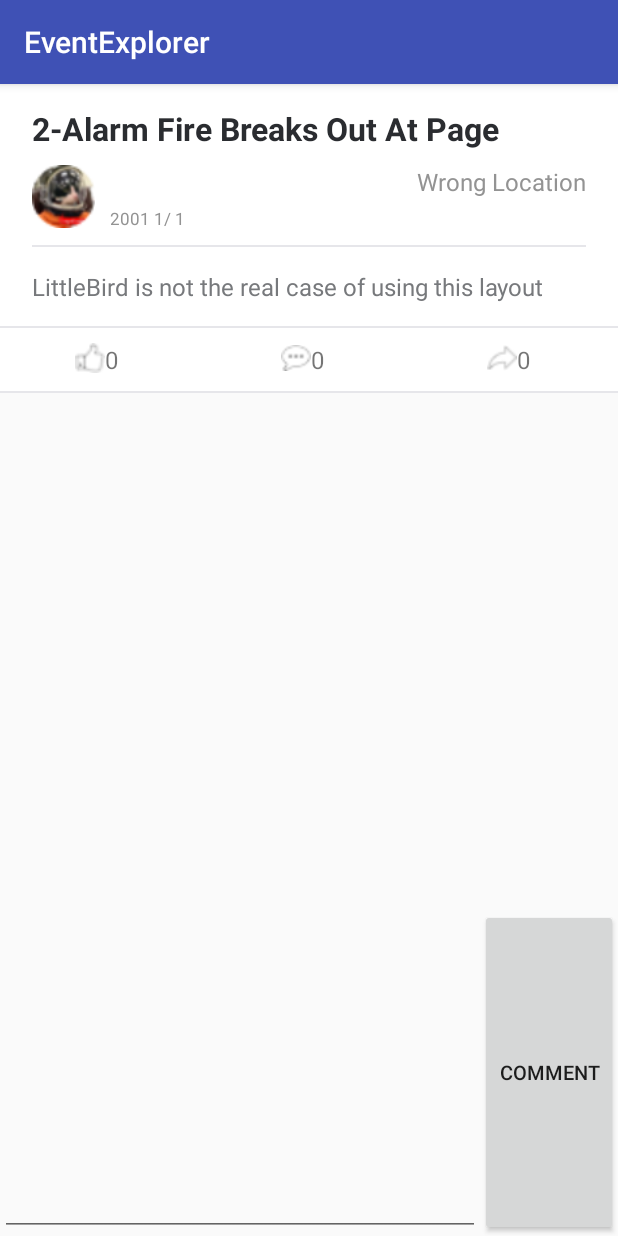
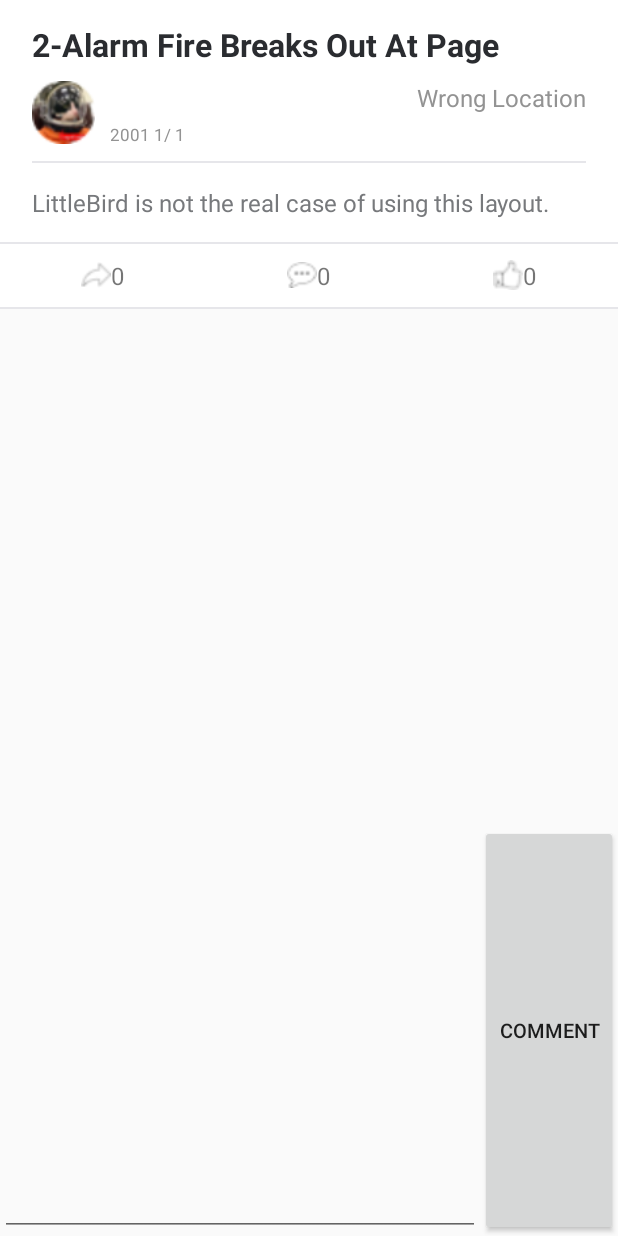
Before and after one commit to ylius/event, an Android app: the CommentActivity screen opened directly, with no data from a screen before it, on a phone screen of 412 x 824 dp. Run offline under Robolectric (Android 15) with nearby library versions, the phone set to English and light mode, and no system bars; our stand-ins replace Firebase (no records; nobody signed in at launch, a user with empty details on screens opened directly); 9 statements that could not run were skipped.

Commit message:
Some UI changes

```diff
--- a/app/src/main/AndroidManifest.xml
+++ b/app/src/main/AndroidManifest.xml
@@ -12,7 +12,7 @@
         android:icon="@mipmap/ic_launcher"
         android:label="@string/app_name"
         android:supportsRtl="true"
-        android:theme="@style/AppTheme">
+        android:theme="@style/Theme.AppCompat.Light.NoActionBar">
         <activity android:name=".MainActivity">
             <intent-filter>
                 <action android:name="android.intent.action.MAIN" />
--- a/app/src/main/res/layout/activity_event.xml
+++ b/app/src/main/res/layout/activity_event.xml
@@ -12,8 +12,8 @@
         android:layout_width="match_parent"
         android:layout_height="wrap_content"
         android:layout_alignParentTop="true"
-        android:layout_marginBottom="20dp"
-        android:background="@color/colorPrimary"
+        android:textColor="@android:color/white"
+        android:background="#38A1F3"
         android:textSize="18sp" />
 
     <FrameLayout
--- a/app/src/main/res/layout/comment_main.xml
+++ b/app/src/main/res/layout/comment_main.xml
@@ -30,7 +30,6 @@
         <LinearLayout
             android:layout_width="match_parent"
             android:layout_height="wrap_content"
-            android:orientation="horizontal"
             android:paddingBottom="10dp"
             android:paddingTop="10dp">
 
@@ -94,7 +93,7 @@
             android:fontFamily="Roboto"
             android:paddingBottom="15dp"
             android:paddingTop="15dp"
-            android:text="LittleBird is not the real case of using this layout"
+            android:text="LittleBird is not the real case of using this layout."
             android:textColor="#77797C"
             android:textSize="16sp" />
 
@@ -115,60 +114,13 @@
         android:layout_width="match_parent"
         android:layout_height="wrap_content"
         android:layout_marginBottom="10dp"
-        android:layout_marginTop="10dp"
-        android:orientation="horizontal"
-        android:weightSum="3">
+        android:layout_marginTop="10dp">
 
         <LinearLayout
             android:layout_width="0dp"
             android:layout_height="wrap_content"
             android:layout_weight="1"
-            android:orientation="horizontal"
-            android:paddingLeft="50dp">
-
-            <ImageView
-                android:id="@+id/comment_main_like_img"
-                android:layout_width="20dp"
-                android:layout_height="20dp"
-                android:src="@drawable/like" />
-
-            <TextView
-                android:id="@+id/comment_main_like_num"
-                android:layout_width="wrap_content"
-                android:layout_height="wrap_content"
-                android:layout_weight="3"
-                android:text="0"
-                android:textSize="16sp" />
-        </LinearLayout>
-
-        <LinearLayout
-            android:layout_width="0dp"
-            android:layout_height="wrap_content"
-            android:layout_weight="1"
-            android:orientation="horizontal"
-            android:paddingLeft="50dp">
-
-            <ImageView
-                android:id="@+id/comment_main_comment_img"
-                android:layout_width="20dp"
-                android:layout_height="20dp"
-                android:src="@drawable/comments" />
-
-            <TextView
-                android:id="@+id/comment_main_comment_num"
-                android:layout_width="wrap_content"
-                android:layout_height="wrap_content"
-                android:layout_weight="2"
-                android:text="0"
-                android:textSize="16sp" />
-        </LinearLayout>
-
-        <LinearLayout
-            android:layout_width="0dp"
-            android:layout_height="wrap_content"
-            android:layout_weight="1"
-            android:orientation="horizontal"
-            android:paddingLeft="50dp">
+            android:gravity="center">
 
             <ImageView
                 android:id="@+id/comment_main_repost_img"
@@ -183,6 +135,47 @@
                 android:text="0"
                 android:textSize="16sp" />
         </LinearLayout>
+
+        <LinearLayout
+            android:layout_width="0dp"
+            android:layout_height="wrap_content"
+            android:layout_weight="1"
+            android:gravity="center">
+
+            <ImageView
+                android:id="@+id/comment_main_comment_img"
+                android:layout_width="20dp"
+                android:layout_height="20dp"
+                android:src="@drawable/comments" />
+
+            <TextView
+                android:id="@+id/comment_main_comment_num"
+                android:layout_width="wrap_content"
+                android:layout_height="wrap_content"
+                android:text="0"
+                android:textSize="16sp" />
+        </LinearLayout>
+
+        <LinearLayout
+            android:layout_width="0dp"
+            android:layout_height="wrap_content"
+            android:layout_weight="1"
+            android:gravity="center">
+
+            <ImageView
+                android:id="@+id/comment_main_like_img"
+                android:layout_width="20dp"
+                android:layout_height="20dp"
+                android:src="@drawable/like" />
+
+            <TextView
+                android:id="@+id/comment_main_like_num"
+                android:layout_width="wrap_content"
+                android:layout_height="wrap_content"
+                android:text="0"
+                android:textSize="16sp" />
+        </LinearLayout>
+
     </LinearLayout>
 
     <View
```
Also changed, not shown: app/src/main/java/com/example/eventexplorer/MainActivity.java (+4 -4 lines), app/src/main/res/layout/activity_main.xml (+5 -7 lines), app/src/main/res/layout/event_item.xml (+49 -39 lines).
